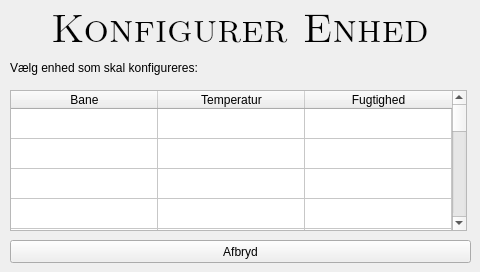
First picture: the form in winConfig.ui, repository Crevil/PRJ3-Qt, before the edit.
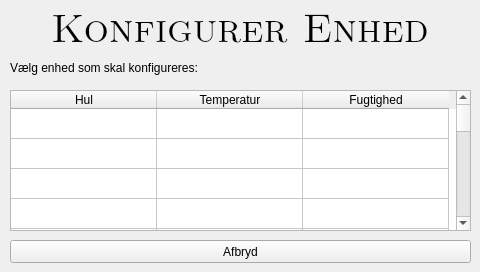
Second picture: the form after the edit.

What changed in the file:
```diff
--- a/winConfig.ui
+++ b/winConfig.ui
@@ -88,7 +88,7 @@
     <rect>
      <x>10</x>
      <y>90</y>
-     <width>457</width>
+     <width>461</width>
      <height>141</height>
     </rect>
    </property>
@@ -99,7 +99,7 @@
     <number>18</number>
    </property>
    <attribute name="horizontalHeaderDefaultSectionSize">
-    <number>147</number>
+    <number>146</number>
    </attribute>
    <attribute name="verticalHeaderVisible">
     <bool>false</bool>
@@ -127,7 +127,7 @@
    <row/>
    <column>
     <property name="text">
-     <string>Bane</string>
+     <string>Hul</string>
     </property>
    </column>
    <column>
```
